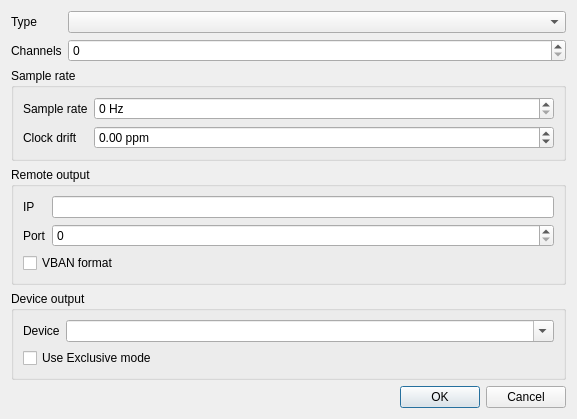
First picture: the form in gui/OutputInstanceConfigDialog.ui, repository amurzeau/damc, before the edit.
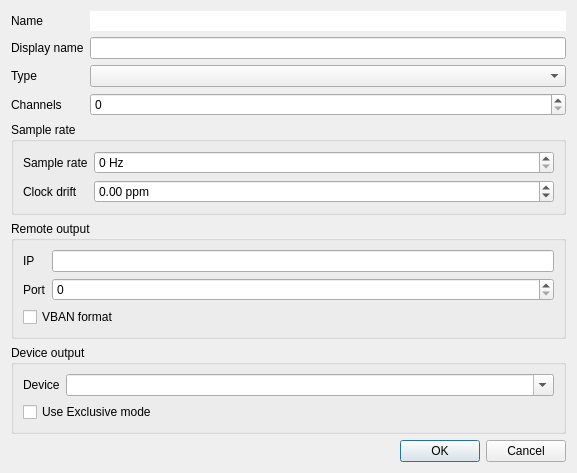
Second picture: the form after the edit.

Commit message: gui: config: add name (readonly) and displayName

What changed in the file:
```diff
--- a/gui/OutputInstanceConfigDialog.ui
+++ b/gui/OutputInstanceConfigDialog.ui
@@ -7,7 +7,7 @@
     <x>0</x>
     <y>0</y>
     <width>577</width>
-    <height>368</height>
+    <height>420</height>
    </rect>
   </property>
   <property name="windowTitle">
@@ -29,24 +29,24 @@
       <property name="bottomMargin">
        <number>0</number>
       </property>
-      <item row="0" column="0">
+      <item row="2" column="0">
        <widget class="QLabel" name="typeLabel">
         <property name="text">
          <string>Type</string>
         </property>
        </widget>
       </item>
-      <item row="0" column="1">
+      <item row="2" column="1">
        <widget class="QComboBox" name="typeCombo"/>
       </item>
-      <item row="1" column="0">
+      <item row="3" column="0">
        <widget class="QLabel" name="channelsLabel">
         <property name="text">
          <string>Channels</string>
         </property>
        </widget>
       </item>
-      <item row="1" column="1">
+      <item row="3" column="1">
        <widget class="QSpinBox" name="channelsSpin">
         <property name="minimum">
          <number>0</number>
@@ -59,6 +59,33 @@
         </property>
        </widget>
       </item>
+      <item row="0" column="0">
+       <widget class="QLabel" name="nameLabel">
+        <property name="text">
+         <string>Name</string>
+        </property>
+       </widget>
+      </item>
+      <item row="1" column="0">
+       <widget class="QLabel" name="displayNameLabel">
+        <property name="text">
+         <string>Display name</string>
+        </property>
+       </widget>
+      </item>
+      <item row="1" column="1">
+       <widget class="QLineEdit" name="displayNameEdit"/>
+      </item>
+      <item row="0" column="1">
+       <widget class="QLineEdit" name="nameEdit">
+        <property name="frame">
+         <bool>false</bool>
+        </property>
+        <property name="readOnly">
+         <bool>true</bool>
+        </property>
+       </widget>
+      </item>
      </layout>
     </widget>
    </item>
```
The commit also changes 4 other files.
